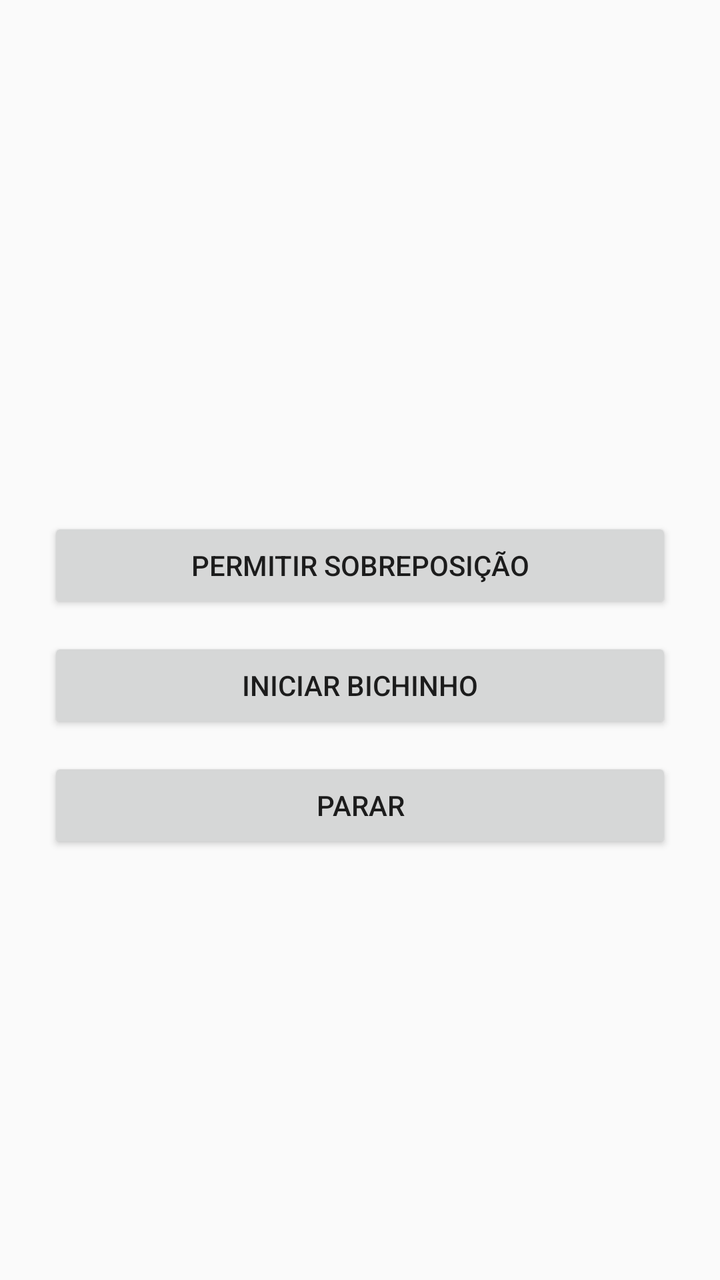
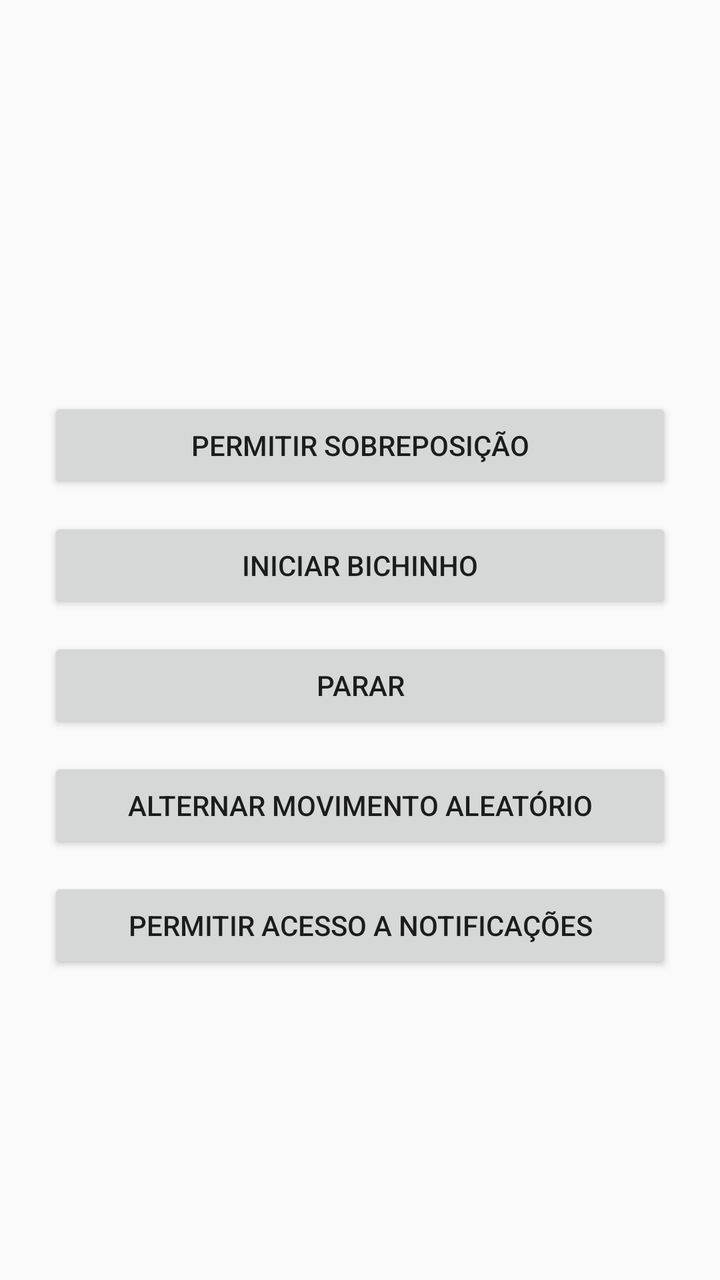

The first picture is an Android layout as it rendered before a commit; the second is the same layout after the commit. The layout source and the unified diff follow.
<!-- AndroidManifest.xml: application theme Theme.DeskPet -->
<!-- res/layout/activity_main.xml -->
<?xml version="1.0" encoding="utf-8"?>
<LinearLayout xmlns:android="http://schemas.android.com/apk/res/android"
    android:layout_width="match_parent"
    android:layout_height="match_parent"
    android:orientation="vertical"
    android:gravity="center"
    android:padding="24dp">

    <TextView
        android:id="@+id/statusText"
        android:layout_width="wrap_content"
        android:layout_height="wrap_content"
        android:textSize="16sp"
        android:layout_marginBottom="24dp" />

    <Button
        android:id="@+id/grantPermissionButton"
        android:layout_width="match_parent"
        android:layout_height="wrap_content"
        android:text="Permitir sobreposição" />

    <Button
        android:id="@+id/startButton"
        android:layout_width="match_parent"
        android:layout_height="wrap_content"
        android:layout_marginTop="12dp"
        android:text="Iniciar bichinho" />

    <Button
        android:id="@+id/stopButton"
        android:layout_width="match_parent"
        android:layout_height="wrap_content"
        android:layout_marginTop="12dp"
        android:text="Parar" />

</LinearLayout>
<!-- resources referenced by this layout -->
<resources>
  <style name="Theme.DeskPet" parent="Theme.AppCompat.DayNight.NoActionBar" />
</resources>

<!-- the commit's change to res/layout/activity_main.xml (unified diff, before → after) -->
@@ -33,4 +33,18 @@
         android:layout_marginTop="12dp"
         android:text="Parar" />
 
+    <Button
+        android:id="@+id/randomMoveButton"
+        android:layout_width="match_parent"
+        android:layout_height="wrap_content"
+        android:layout_marginTop="12dp"
+        android:text="Alternar movimento aleatório" />
+
+    <Button
+        android:id="@+id/notificationAccessButton"
+        android:layout_width="match_parent"
+        android:layout_height="wrap_content"
+        android:layout_marginTop="12dp"
+        android:text="Permitir acesso a notificações" />
+
 </LinearLayout>
